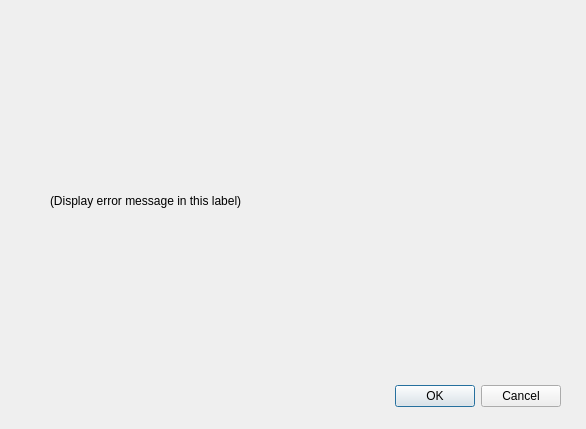
Old version of the form sharefileclient/errorpopup.ui in the repository taragu/sharefile.
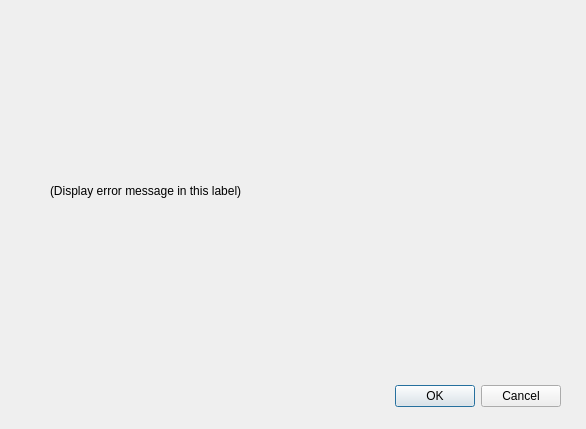
New version of the form.

What changed in the file:
```diff
--- a/sharefileclient/errorpopup.ui
+++ b/sharefileclient/errorpopup.ui
@@ -34,13 +34,16 @@
     <rect>
      <x>50</x>
      <y>80</y>
-     <width>481</width>
-     <height>241</height>
+     <width>461</width>
+     <height>221</height>
     </rect>
    </property>
    <property name="text">
     <string>(Display error message in this label)</string>
    </property>
+   <property name="wordWrap">
+    <bool>true</bool>
+   </property>
   </widget>
  </widget>
  <resources/>
```
